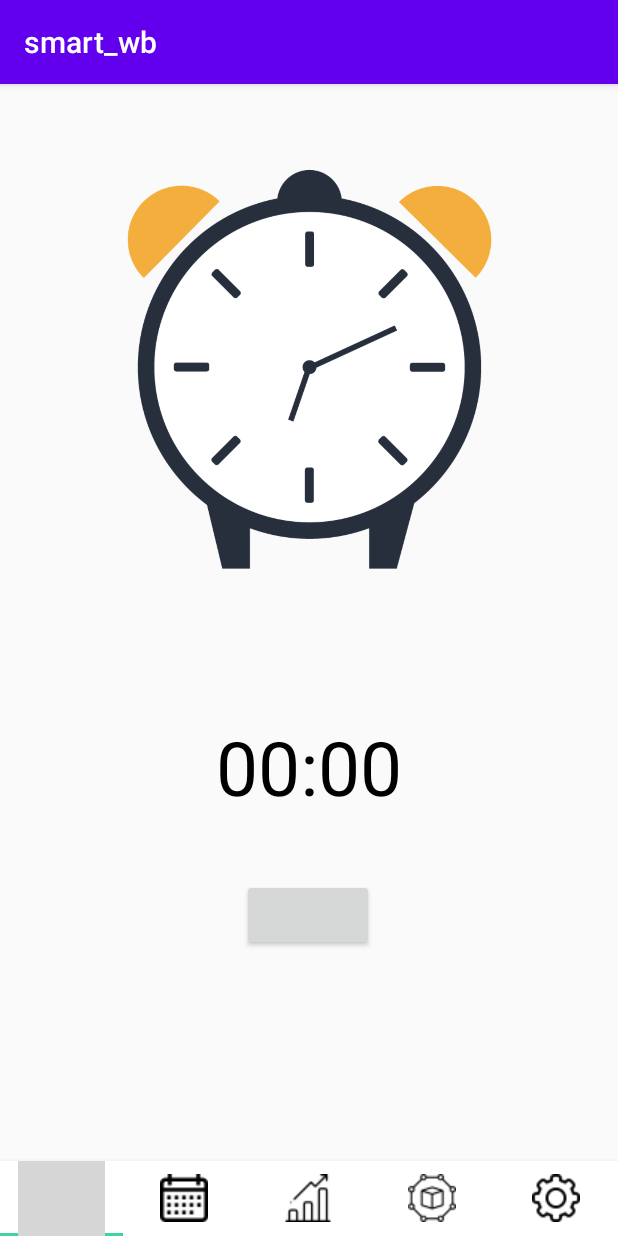
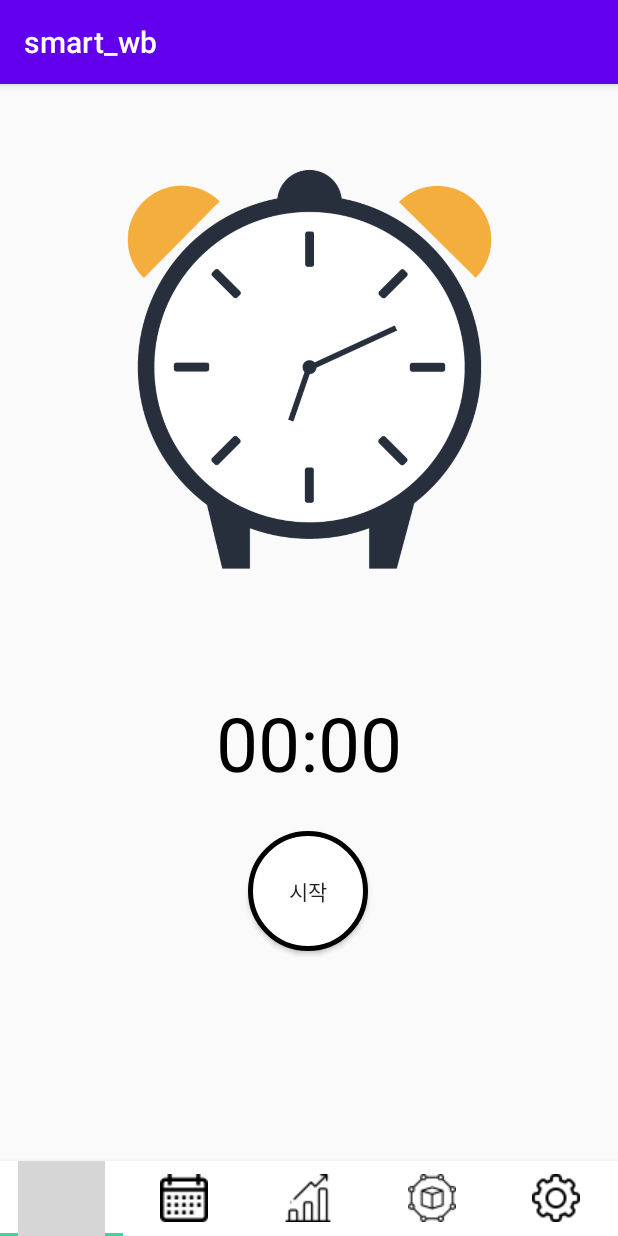
Before and after one commit to johits/smart_wb, an Android app: the screen it shows after launch (MainActivity), on a phone screen of 412 x 824 dp. Run offline under Robolectric (Android 15) with nearby library versions, the phone set to English and light mode, and no system bars; grey boxes are pictures that could not be loaded.

Commit message:
rb.xml round_button 커스텀 적용

```diff
--- a/app/src/main/res/drawable/rb.xml
+++ b/app/src/main/res/drawable/rb.xml
@@ -3,8 +3,8 @@
     xmlns:android="http://schemas.android.com/apk/res/android"
     android:shape="rectangle">
 
-<!--    &lt;!&ndash; 테두리 내부 색상 설정 &ndash;&gt;-->
-<!--    <solid android:color="@android:color/black" />-->
+    <!-- 테두리 내부 색상 설정 -->
+    <solid android:color="@android:color/white" />
 
     <!-- 테두리 내부 여백 설정 -->
     <padding
--- a/app/src/main/res/layout/fragment_main_timer.xml
+++ b/app/src/main/res/layout/fragment_main_timer.xml
@@ -34,8 +34,10 @@
 
         <Button
             android:id="@+id/button"
-            android:layout_width="wrap_content"
-            android:layout_height="wrap_content"
+            android:layout_width="80dp"
+            android:layout_height="80dp"
+            android:text="시작"
+            android:background="@drawable/rb"
             android:layout_marginBottom="140dp"
             app:layout_constraintBottom_toBottomOf="parent"
             app:layout_constraintEnd_toEndOf="parent"
```
